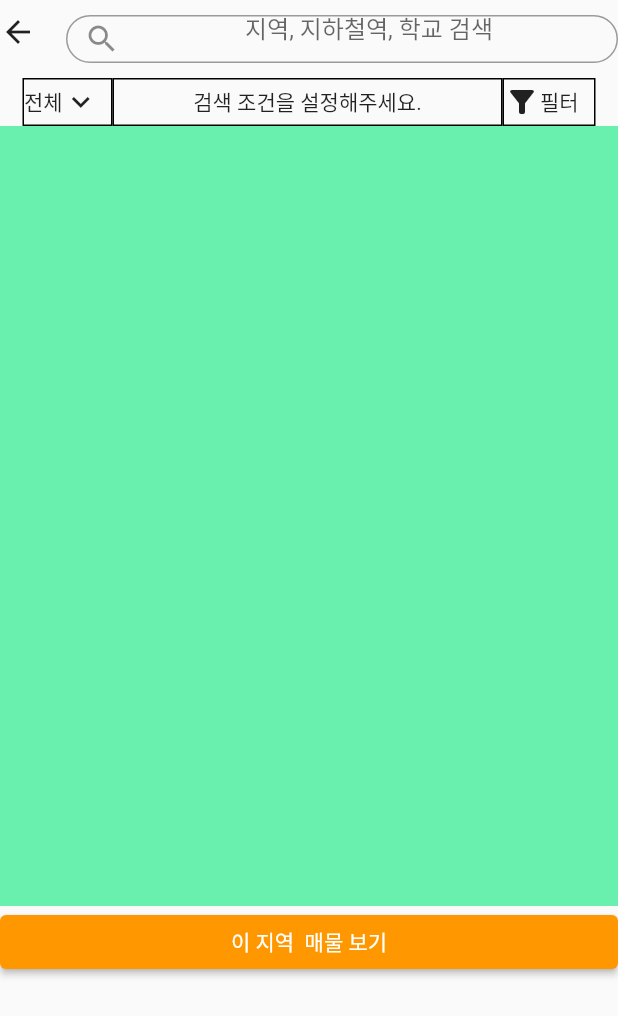
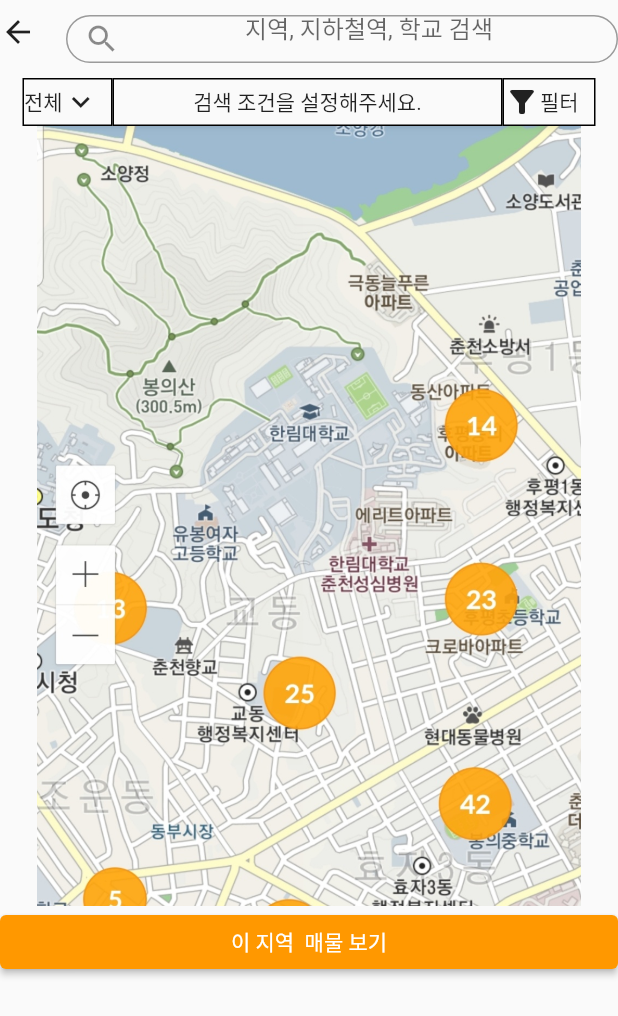
Before and after one commit to HanBI24/JikBang_Refactoring, a Flutter app: the FilterMap screen opened directly, on a phone screen of 412 x 824 dp. Shown: the top 1016 px of the screen. Run offline on Flutter 3.47's test engine with Material 2 defaults, Android fonts, the phone set to English and light mode, and no system bars; missing offline and left inert: speech_bubble.

```diff
--- a/lib/main.dart
+++ b/lib/main.dart
@@ -18,6 +18,7 @@ class _MyHomePageState extends State<MyApp> {
   Widget build(BuildContext context) {
     return MaterialApp(
       title: '직방',
+      debugShowCheckedModeBanner: false,
       theme: ThemeData(
         brightness: Brightness.light,
         primaryColor: Colors.white,
--- a/lib/screen/filtermap/filtermap_screen.dart
+++ b/lib/screen/filtermap/filtermap_screen.dart
@@ -5,10 +5,6 @@ import 'package:jikbang_refactoring/screen/roomlist/room_list.dart';
 import 'package:jikbang_refactoring/screen/searchhallym/search_screen.dart';
 
 enum Trade { ALL, MONTH, CHARTER }
-
-void main() {
-  runApp(FilterMyApp());
-}
 
 class FilterMyApp extends StatelessWidget {
   @override
@@ -28,11 +24,13 @@ class FilterMap extends StatefulWidget {
 }
 
 class _FilterMap extends State<FilterMap> {
-  var _isChecked = false;
   Trade _trade = Trade.ALL;
 
   @override
   Widget build(BuildContext context) {
+    FocusScopeNode currentFocus = FocusScope.of(context);
+    currentFocus.unfocus();
+
     return Scaffold(
       body: SafeArea(
         child: Column(
@@ -169,7 +167,7 @@ class _FilterMap extends State<FilterMap> {
             ),
             Container(
               height: 520,
-              decoration: BoxDecoration(color: Colors.greenAccent),
+              child: Image.asset('images/hallym.jpg', fit: BoxFit.contain)
             ),
             Container(
                 width: double.infinity,
--- a/lib/screen/main/estate_screen.dart
+++ b/lib/screen/main/estate_screen.dart
@@ -1,7 +1,5 @@
 import 'package:flutter/cupertino.dart';
 import 'package:flutter/material.dart';
-import 'package:jikbang_refactoring/screen/filterlist/filterlist_screen.dart';
-import 'package:jikbang_refactoring/screen/searchhallym/search_screen.dart';
 import 'package:jikbang_refactoring/screen/second/second_screen.dart';
 import 'package:jikbang_refactoring/screen/settings/setting_screen.dart';
 
```
Also changed, not shown: lib/screen/roomlist/room_list.dart (+45 -4 lines).
